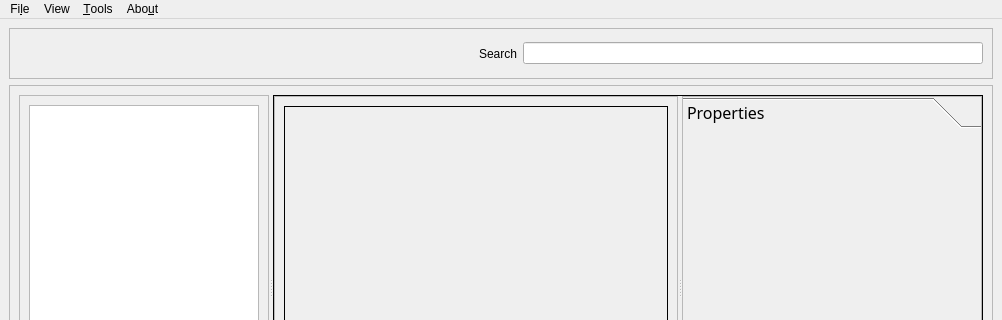
This is src/qpicasa/ui/mainwindow.ui in juliendz/imagius as Qt 5 draws it before an edit; both pictures show x 0 to 1002 and y 0 to 320 of the 1002 by 626 pixel window. The edited form follows.
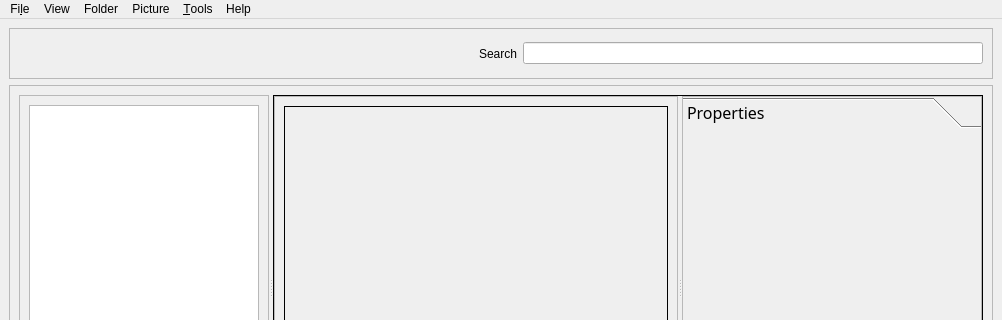
This is the edited form. Icons and pictures are not drawn.

Commit message: Add placeholder menu items

The edit to the form file:
```diff
--- a/src/qpicasa/ui/mainwindow.ui
+++ b/src/qpicasa/ui/mainwindow.ui
@@ -662,7 +662,7 @@
    </widget>
    <widget class="QMenu" name="menuAbout">
     <property name="title">
-     <string>Abo&amp;ut</string>
+     <string>Help</string>
     </property>
    </widget>
    <widget class="QMenu" name="menuView">
@@ -693,8 +693,24 @@
     <addaction name="menuThumbnail_Captions"/>
     <addaction name="menuFolder_View"/>
    </widget>
+   <widget class="QMenu" name="menuFolder">
+    <property name="title">
+     <string>Folder</string>
+    </property>
+    <addaction name="actionView_Slideshow"/>
+    <addaction name="separator"/>
+    <addaction name="actionLocate_on_Disk"/>
+   </widget>
+   <widget class="QMenu" name="menuPicture">
+    <property name="title">
+     <string>Picture</string>
+    </property>
+    <addaction name="actionProperties"/>
+   </widget>
    <addaction name="menuFile"/>
    <addaction name="menuView"/>
+   <addaction name="menuFolder"/>
+   <addaction name="menuPicture"/>
    <addaction name="menuTools"/>
    <addaction name="menuAbout"/>
   </widget>
```
Left out of the diff: 61 changed lines with no effect on the pictures. The commit also changes 2 other files.
